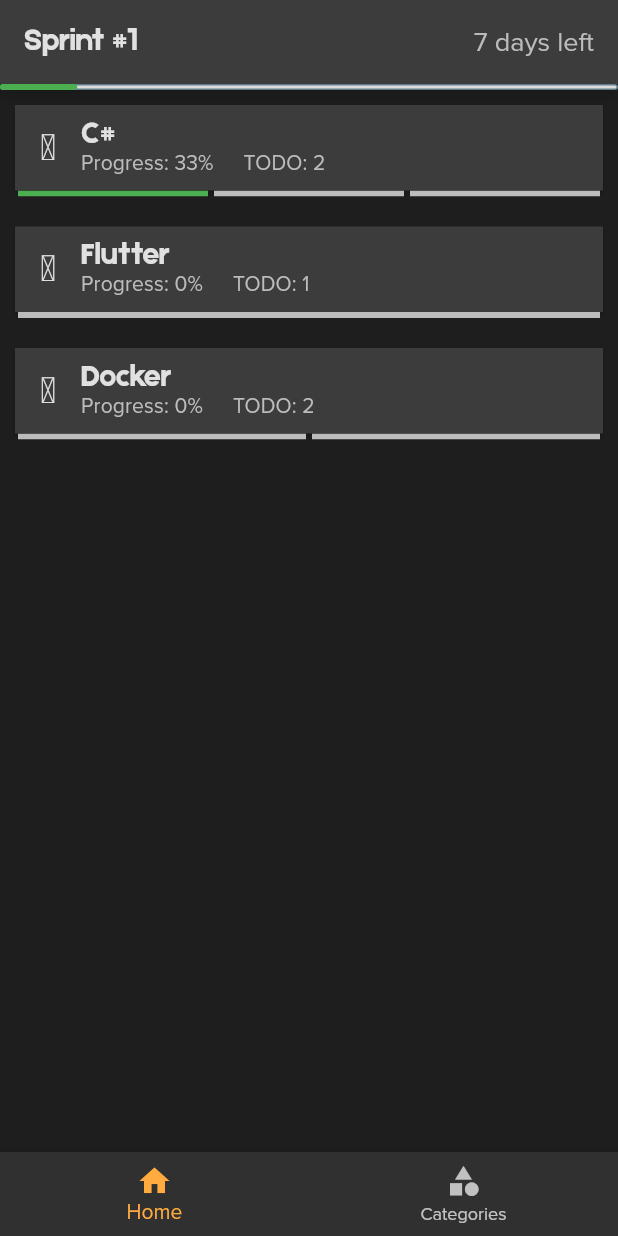
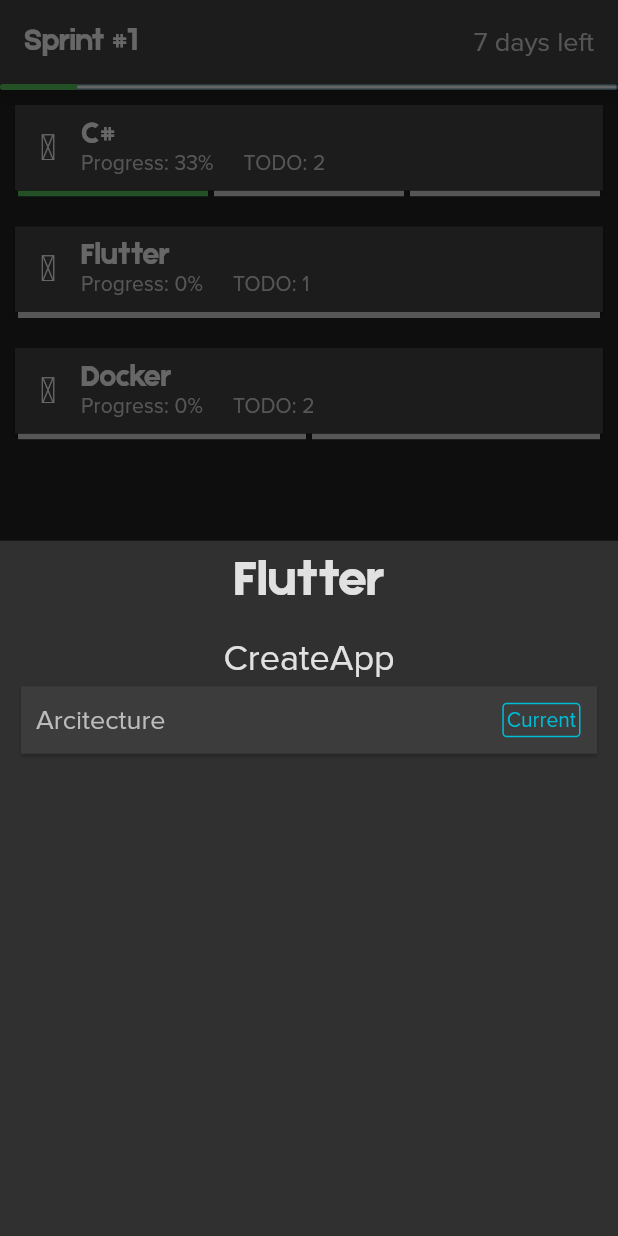
Before and after one commit to edatatoobject/ed_app, a Flutter app: the screen it shows after launch, after a tap on "Flutter", on a phone screen of 412 x 824 dp. Run offline on Flutter 3.47's test engine with Material 2 defaults, Android fonts, the phone set to English and light mode, and no system bars; drawn by our look-alikes of step_progress_indicator; our stand-ins replace font_awesome_flutter, toggle_switch; missing offline and left inert: flutter_iconpicker.

Commit message:
EDA-19 added modal for tasks in sprint mode

```diff
--- a/lib/enums/task_in_sprint_status.dart
+++ b/lib/enums/task_in_sprint_status.dart
@@ -1,6 +1,29 @@
-enum TaskInSprintStatus {
-  Current,
-  Done,
-  Moved,
-  Canceled
+import 'package:flutter/material.dart';
+
+enum TaskInSprintStatus { Current, Done, Moved, Canceled }
+
+MaterialColor getStatusColor(TaskInSprintStatus status) {
+  switch (status) {
+    case TaskInSprintStatus.Current:
+      return Colors.cyan;
+    case TaskInSprintStatus.Done:
+      return Colors.green;
+    case TaskInSprintStatus.Moved:
+      return Colors.yellow;
+    case TaskInSprintStatus.Canceled:
+      return Colors.red;
+  }
 }
+
+String getStatusName(TaskInSprintStatus status) {
+  switch (status) {
+    case TaskInSprintStatus.Current:
+      return "Current";
+    case TaskInSprintStatus.Done:
+      return "Done";
+    case TaskInSprintStatus.Moved:
+      return "Moved";
+    case TaskInSprintStatus.Canceled:
+      return "Canseled";
+  }
+}
--- a/lib/theme/custom_theme_data.dart
+++ b/lib/theme/custom_theme_data.dart
@@ -13,8 +13,8 @@ class CustomThemeData {
       backgroundColor: subBackgoundColor,
       cardColor: backgoundColor,
       scaffoldBackgroundColor: subBackgoundColor,
-      primaryColor: Colors.orange,
-      accentColor: Colors.orangeAccent,
+      primaryColor: Colors.cyan,
+      accentColor: Colors.cyanAccent,
       fontFamily: "ProximaNova",
       appBarTheme: AppBarTheme(
         backgroundColor: backgoundColor,
@@ -35,6 +35,7 @@ class CustomThemeData {
       textButtonTheme: TextButtonThemeData(
           style: ButtonStyle(
               backgroundColor: MaterialStateProperty.all<Color>(backgoundColor),
+              textStyle: MaterialStateProperty.all<TextStyle>(TextStyle(color: subForegroundColor)),
               elevation: MaterialStateProperty.all<double>(0))),
       elevatedButtonTheme: ElevatedButtonThemeData(
           style: ButtonStyle(
--- /dev/null
+++ b/lib/ui_elements/task_in_sprint_status_indicator.dart
@@ -0,0 +1,22 @@
+import 'package:ed_app/enums/task_in_sprint_status.dart';
+import 'package:flutter/material.dart';
+
+class TaskIsSprintStatusIndicator extends StatelessWidget {
+  final TaskInSprintStatus taskStatus;
+
+  const TaskIsSprintStatusIndicator({Key key, @required this.taskStatus})
+      : super(key: key);
+
+  @override
+  Widget build(BuildContext context) {
+    var color = getStatusColor(taskStatus);
+    return Container(
+      margin: EdgeInsets.all(1),
+      padding: EdgeInsets.all(2),
+      decoration: BoxDecoration(
+          border: Border.all(color: color, width: 1),
+          borderRadius: BorderRadius.circular(3)),
+      child: Center(child: Text(getStatusName(taskStatus), style: TextStyle(color: color),)),
+    );
+  }
+}
--- a/lib/widgets/main_screen/categories/category_main_item.dart
+++ b/lib/widgets/main_screen/categories/category_main_item.dart
@@ -3,6 +3,7 @@ import 'package:ed_app/enums/task_in_sprint_status.dart';
 import 'package:ed_app/models/taskInSprint.dart';
 import 'package:ed_app/theme/custom_theme_data.dart';
 import 'package:ed_app/widgets/main_screen/categories/category_main_tile.dart';
+import 'package:ed_app/widgets/main_screen/category_detail_modal/category_main_detail_modal.dart';
 import 'package:flutter/material.dart';
 import 'package:step_progress_indicator/step_progress_indicator.dart';
 
@@ -17,6 +18,14 @@ class CategoryMainItem extends StatelessWidget {
         .length;
   }
 
+  void openTasksWindow(BuildContext context) {
+    showModalBottomSheet(
+        context: context,
+        builder: (bctx) {
+          return CategoryMainDetailModal(categoryDto: categoryDto);
+        });
+  }
+
   @override
   Widget build(BuildContext context) {
     return Padding(
@@ -27,7 +36,7 @@ class CategoryMainItem extends StatelessWidget {
             shape: RoundedRectangleBorder(borderRadius: BorderRadius.zero),
             margin: EdgeInsets.zero,
             child: InkWell(
-                onTap: () {},
+                onTap: () => openTasksWindow(context),
                 child: Padding(
                   padding: EdgeInsets.all(10),
                   child: CategoryMainTile(
--- /dev/null
+++ b/lib/widgets/main_screen/category_detail_modal/category_main_detail_modal.dart
@@ -0,0 +1,48 @@
+import 'package:ed_app/dto/category_in_sprint_dto.dart';
+import 'package:ed_app/widgets/main_screen/category_detail_modal/taks_main_modal_item.dart';
+import 'package:flutter/material.dart';
+
+class CategoryMainDetailModal extends StatelessWidget {
+  const CategoryMainDetailModal({Key key, this.categoryDto}) : super(key: key);
+
+  final CategoryInSprintDto categoryDto;
+
+  @override
+  Widget build(BuildContext context) {
+    return Container(
+
+      padding: EdgeInsets.all(10),
+      child: Column(
+        // mainAxisAlignment: MainAxisAlignment.start,
+        children: [
+          Text(
+            categoryDto.category.name,
+            style: Theme.of(context)
+                .primaryTextTheme
+                .headline4, /* textAlign: TextAlign.center */
+          ),
+          SizedBox(
+            height: 20,
+          ),
+          Column(
+            children: categoryDto.subcategories.map((subcategory) {
+              return Column(
+                children: [
+                  Text(
+                    subcategory.name,
+                    style: Theme.of(context).primaryTextTheme.bodyText1,
+                  ),
+                  TaskMainModalItem(
+                      tasks: categoryDto.tasks
+                          .where((task) => task.subcategoryId == subcategory.id)
+                          .toList(),
+                      tasksInSprint: categoryDto.tasksInSprint)
+                ],
+              );
+            }).toList(),
+          )
+        ],
+      ),
+    );
+  }
+}
--- /dev/null
+++ b/lib/widgets/main_screen/category_detail_modal/taks_main_modal_item.dart
@@ -0,0 +1,99 @@
+import 'package:ed_app/enums/task_in_sprint_status.dart';
+import 'package:ed_app/models/task.dart';
+import 'package:ed_app/models/taskInSprint.dart';
+import 'package:ed_app/ui_elements/task_in_sprint_status_indicator.dart';
+import 'package:flutter/material.dart';
+
+class TaskMainModalItem extends StatelessWidget {
+  const TaskMainModalItem({this.tasks, this.tasksInSprint, Key key})
+      : super(key: key);
+
+  final List<Task> tasks;
+  final List<TaskInSprint> tasksInSprint;
+
+  ElevatedButton getMainActionButton(
+      BuildContext context, TaskInSprintStatus status) {
+    switch (status) {
+      case TaskInSprintStatus.Current:
+        return ElevatedButton(
+          onPressed: () => Navigator.pop(context, 'Done'),
+          child: const Text(
+            'Done',
+            style: TextStyle(color: Colors.green),
+          ),
+        );
+      case TaskInSprintStatus.Done:
+        return ElevatedButton(
+          onPressed: () => Navigator.pop(context, 'Undone'),
+          child: const Text(
+            'Undone',
+            style: TextStyle(color: Colors.cyan),
+          ),
+        );
+      case TaskInSprintStatus.Moved:
+        return null;
+      case TaskInSprintStatus.Canceled:
+        return ElevatedButton(
+          onPressed: () => Navigator.pop(context, 'Restore'),
+          child: const Text(
+            'Restore',
+            style: TextStyle(color: Colors.cyan),
+          ),
+        );
+    }
+  }
+
+  void showTaskDialog(BuildContext context, String taskId) async {
+    var task = tasks.firstWhere((task) => task.id == taskId);
+    var taskInSprint = tasksInSprint
+        .firstWhere((taskInSprint) => taskInSprint.taskId == taskId);
+
+    var dialogResult = await showDialog<String>(
+        context: context,
+        builder: (BuildContext context) => AlertDialog(
+
+              elevation: 0,
+              title: Text(task.value),
+              content: Text(task.description == null
+                  ? "No description"
+                  : task.description),
+              actions: [
+                getMainActionButton(context, taskInSprint.status),
+                ElevatedButton(
+                  onPressed: () => Navigator.pop(context),
+                  child: const Text('Back'),
+                ),
+              ],
+            ));
+    print(dialogResult);
+  }
+
+  @override
+  Widget build(BuildContext context) {
+    return Column(
+        children: tasks.map((task) {
+      return InkWell(
+        onTap: () => showTaskDialog(context, task.id),
+        child: Card(
+          shape: RoundedRectangleBorder(borderRadius: BorderRadius.zero),
+          child: Padding(
+            padding: const EdgeInsets.all(10),
+            child: Row(
+              children: [
+                Text(
+                  task.value,
+                  style: Theme.of(context).primaryTextTheme.subtitle1,
+                ),
+                Spacer(),
+                TaskIsSprintStatusIndicator(
+                    taskStatus: tasksInSprint
+                        .firstWhere((element) => element.taskId == task.id)
+                        .status)
+              ],
+            ),
+          ),
+        ),
+      );
+    }).toList());
+  }
+}
```
